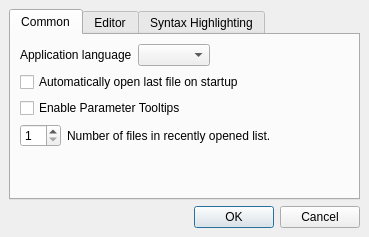
Old version of the form src/UiGuiSettingsDialog.ui in the repository danblakemore/universal-indent-gui.
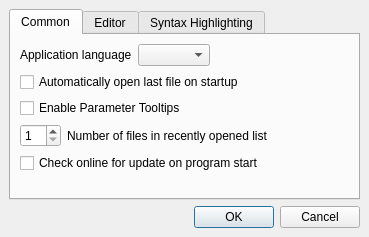
New version of the form. Icons and pictures are not drawn.

Commit message: Added preparations for online check for a new version. The xml pad file is already retrieved if the update check is enabled in the settings.

The edit to the form file:
```diff
--- a/src/UiGuiSettingsDialog.ui
+++ b/src/UiGuiSettingsDialog.ui
@@ -153,7 +153,7 @@
             <string>Sets how many files should be remembered in the list of recently opened files.</string>
            </property>
            <property name="text" >
-            <string>Number of files in recently opened list.</string>
+            <string>Number of files in recently opened list</string>
            </property>
            <property name="buddy" >
             <cstring>uiGuiRecentlyOpenedListSize</cstring>
@@ -162,6 +162,16 @@
          </item>
         </layout>
        </item>
+       <item>
+        <widget class="QCheckBox" name="uiGuiCheckForUpdate" >
+         <property name="toolTip" >
+          <string>Checks whether a new version of UniversalIndentGUI exists on program start, but only once a day.</string>
+         </property>
+         <property name="text" >
+          <string>Check online for update on program start</string>
+         </property>
+        </widget>
+       </item>
        <item>
         <spacer>
          <property name="orientation" >
```
The commit also changes 6 other files.
